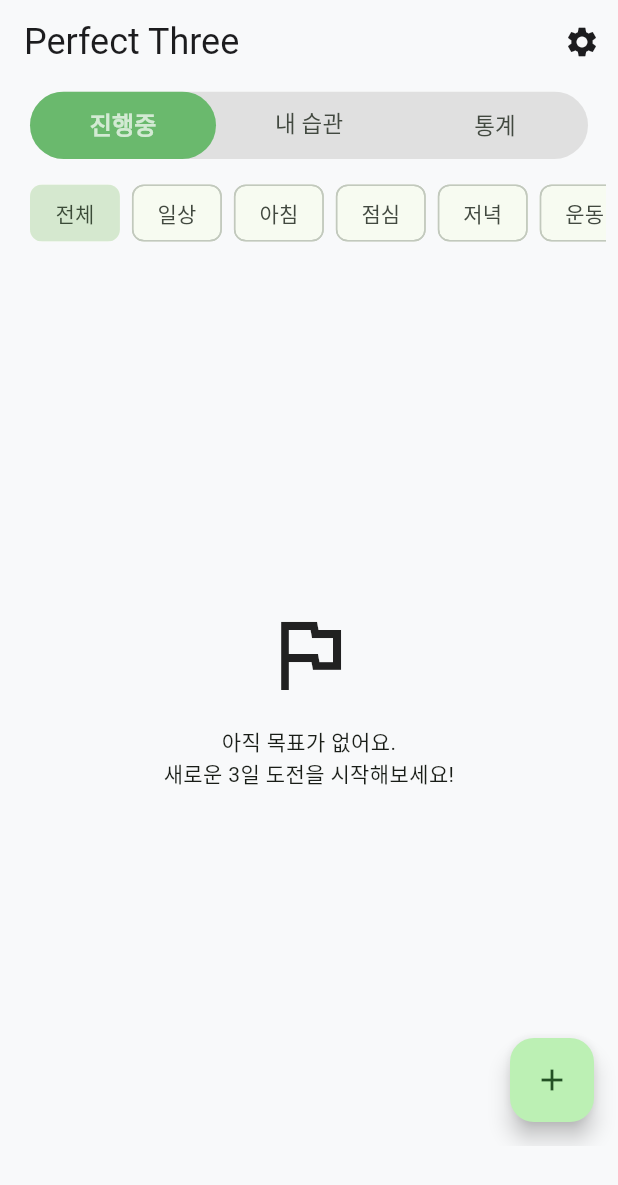
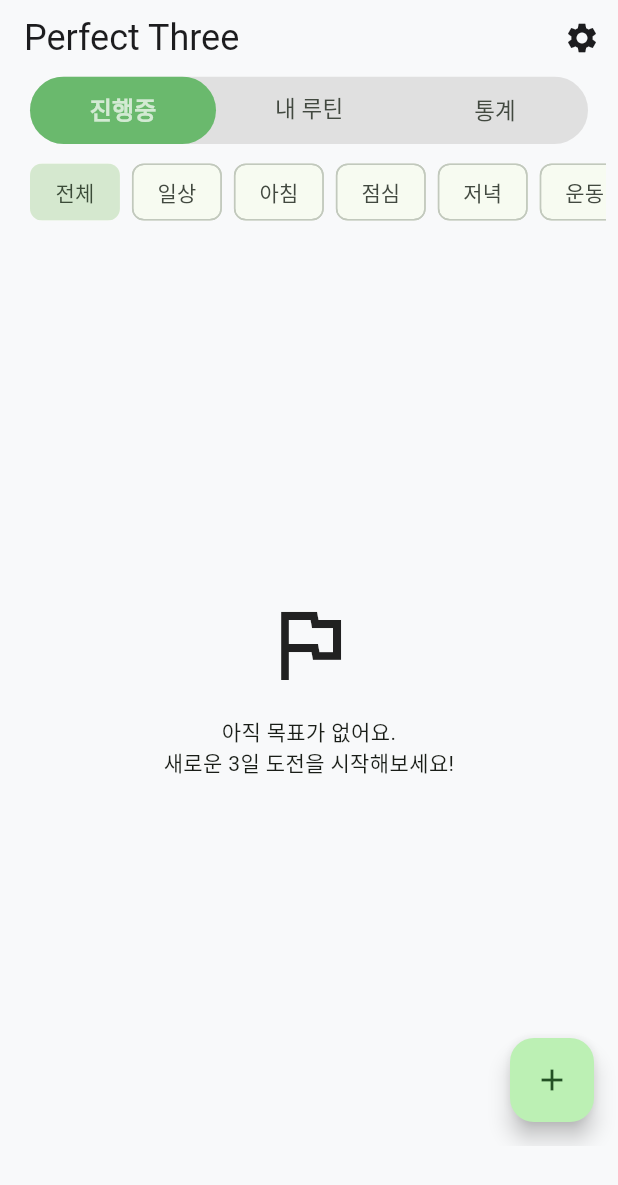
Before and after one commit to thisisJJK/flutter-PerfectThree-project, a Flutter app: the screen it shows after launch, on a phone screen of 412 x 824 dp. Shown: the top 1185 px of the screen. Run offline on Flutter 3.47's test engine with Material 3 defaults, Android fonts, the phone set to English and light mode, and no system bars; our stand-ins replace flutter_riverpod, go_router, google_fonts, google_mobile_ads, hive, hive_flutter and 1 more; accounts and stored records are empty; generated files the repository leaves out were written again; network calls fail; Roboto replaces fonts that are missing (Jua).

Commit message:
완료 후 끝내기 로직 개선 및 내 루틴카드,스크린 구현

```diff
--- a/lib/features/goals/view/home_screen.dart
+++ b/lib/features/goals/view/home_screen.dart
@@ -6,16 +6,28 @@ import 'package:perfect_three/core/theme/app_spacing.dart';
 import 'package:perfect_three/core/theme/app_theme.dart';
 import 'package:perfect_three/core/theme/provider/theme_provider.dart';
 import 'package:perfect_three/features/ads/banner_ad_widget.dart';
-import 'package:perfect_three/features/goals/view/completed_goal_screen.dart';
+import 'package:perfect_three/features/goals/view/my_routin_screen.dart';
 import 'package:perfect_three/features/goals/view/ongoing_goal_screen.dart';
+import 'package:perfect_three/features/goals/view/stats_screen.dart';
+import 'package:perfect_three/features/goals/viewmodel/goal_viewmodel.dart';
+import 'package:perfect_three/features/goals/widgets/category_chips.dart';
 
-class HomeScreen extends ConsumerWidget {
+class HomeScreen extends ConsumerStatefulWidget {
   const HomeScreen({super.key});
 
   @override
-  Widget build(BuildContext context, WidgetRef ref) {
+  ConsumerState<HomeScreen> createState() => _HomeScreenState();
+}
+
+class _HomeScreenState extends ConsumerState<HomeScreen> {
+  @override
+  Widget build(BuildContext context) {
     final themeMode = ref.watch(themeModeNotifierProvider).value;
     final isDark = themeMode == ThemeMode.dark;
+    final isStatsScreen = ref
+        .watch(goalViewModelProvider.notifier)
+        .isStatsScreen;
+
     return Scaffold(
       body: DefaultTabController(
         initialIndex: 0,
@@ -36,8 +48,12 @@ class HomeScreen extends ConsumerWidget {
               ),
             ],
             bottom: PreferredSize(
-              preferredSize: Size.fromHeight(50),
-              child: ClipRRect(
+              preferredSize: isStatsScreen
+                  ? Size.fromHeight(40)
+                  : Size.fromHeight(96),
+              child: Column(
+                children: [
+                  ClipRRect(
                     child: Container(
                       height: 45,
                       margin: EdgeInsets.symmetric(horizontal: 20),
@@ -52,7 +68,9 @@ class HomeScreen extends ConsumerWidget {
                           color: isDark
                               ? AppColors.primaryDark.withValues(alpha: 0.6)
                               : AppColors.primary.withValues(alpha: 0.8),
-                      borderRadius: BorderRadius.circular(AppSpacing.radius),
+                          borderRadius: BorderRadius.circular(
+                            AppSpacing.radius,
+                          ),
                         ),
                         splashFactory: NoSplash.splashFactory,
                         labelStyle: Font.jua.copyWith(
@@ -62,22 +80,32 @@ class HomeScreen extends ConsumerWidget {
                         ),
                         unselectedLabelStyle: Font.jua.copyWith(fontSize: 15),
 
+                        onTap: (value) {
+                          setState(() {
+                            ref
+                                .read(goalViewModelProvider.notifier)
+                                .toggleIsStatsScreen(value);
+                          });
+                        },
                         tabs: [
                           Center(child: Text('진행중')),
-                      Center(child: Text('내 습관')),
+                          Center(child: Text('내 루틴')),
                           Center(child: Text('통계')),
                         ],
                       ),
                     ),
                   ),
+                  if (!isStatsScreen)
+                    Padding(
+                      padding: const EdgeInsets.fromLTRB(20, 8, 8, 0),
+                      child: CategoryChips(isOngoing: true),
+                    ),
+                ],
+              ),
             ),
           ),
           body: TabBarView(
-            children: [
-              OngoingGoalScreen(),
-              CompletedGoalScreen(),
-              CompletedGoalScreen(),
-            ],
+            children: [OngoingGoalScreen(), MyRoutinScreen(), StatsScreen()],
           ),
         ),
       ),
--- a/lib/features/goals/view/ongoing_goal_screen.dart
+++ b/lib/features/goals/view/ongoing_goal_screen.dart
@@ -16,18 +16,11 @@ class OngoingGoalScreen extends ConsumerWidget {
     // ViewModel 상태 구독
     final goalsAsync = ref.watch(goalViewModelProvider);
     return Scaffold(
-      body: Column(
-        children: [
-          Padding(
-            padding: const EdgeInsets.fromLTRB(20, 12, 8, 0),
-            child: CategoryChips(isOngoing: true),
-          ),
-          Expanded(
-            child: goalsAsync.when(
+      body: goalsAsync.when(
         loading: () => const Center(child: CircularProgressIndicator()),
         error: (err, stack) => Center(child: Text('에러: $err')),
         data: (goals) {
-                final ongoingGoals = _filterOngoing(goals);
+          final ongoingGoals = ref.read(goalViewModelProvider.notifier).filterOngoing(goals, true);
           if (ongoingGoals.isEmpty) {
             return Center(
               child: Column(
@@ -81,9 +74,6 @@ class OngoingGoalScreen extends ConsumerWidget {
           );
         },
       ),
-          ),
-        ],
-      ),
       floatingActionButton: FloatingActionButton(
         onPressed: () {
           context.push('/add'); // 라우터로 이동
@@ -94,9 +84,3 @@ class OngoingGoalScreen extends ConsumerWidget {
     );
   }
 }
-
-List<Goal> _filterOngoing(List<Goal> goals) {
-  final ongoingGoals = goals.where((g) => g.isOngoing == true).toList();
-
-  return ongoingGoals;
-}
```
Also changed, not shown: lib/data/repositories/goal_repository.dart (+3 -4 lines), lib/features/goals/view/completed_goal_screen.dart (deleted, +0 -12 lines), lib/features/goals/view/my_routin_screen.dart (added, +77 -0 lines), lib/features/goals/view/stats_screen.dart (added, +11 -0 lines), lib/features/goals/viewmodel/goal_viewmodel.dart (+38 -5 lines), lib/features/goals/widgets/goal_card.dart (+13 -9 lines), lib/features/goals/widgets/my_habit_card.dart (added, +77 -0 lines), lib/main.dart (+6 -1 lines). Lines whose indentation alone changed are shown as unchanged.
